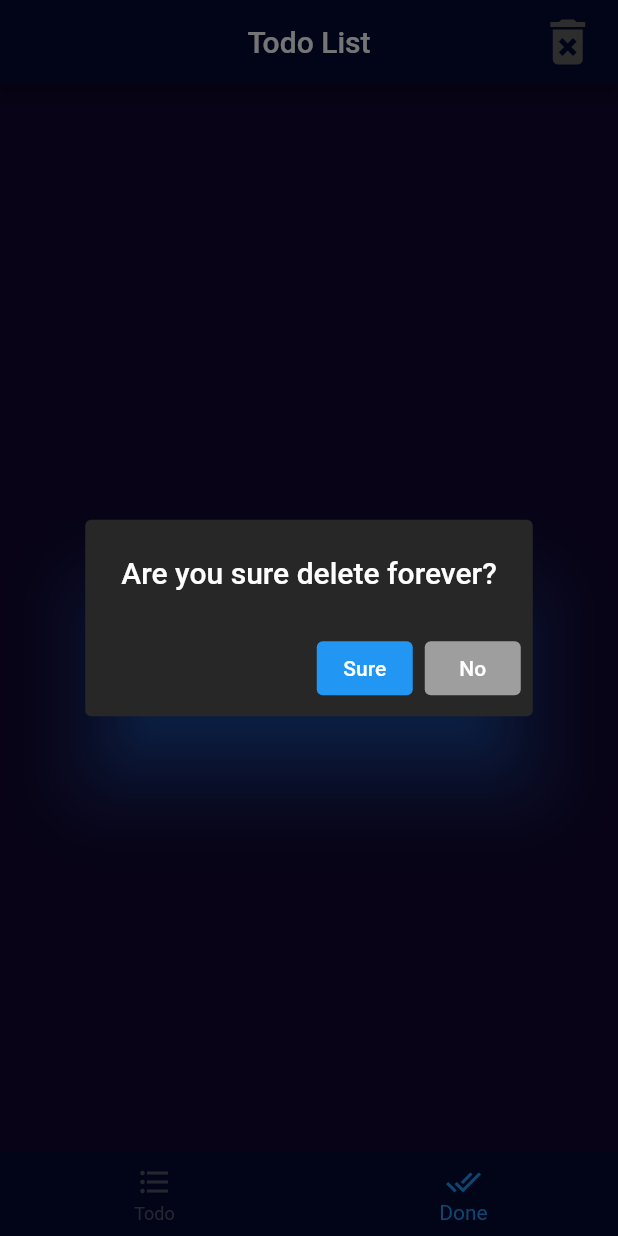
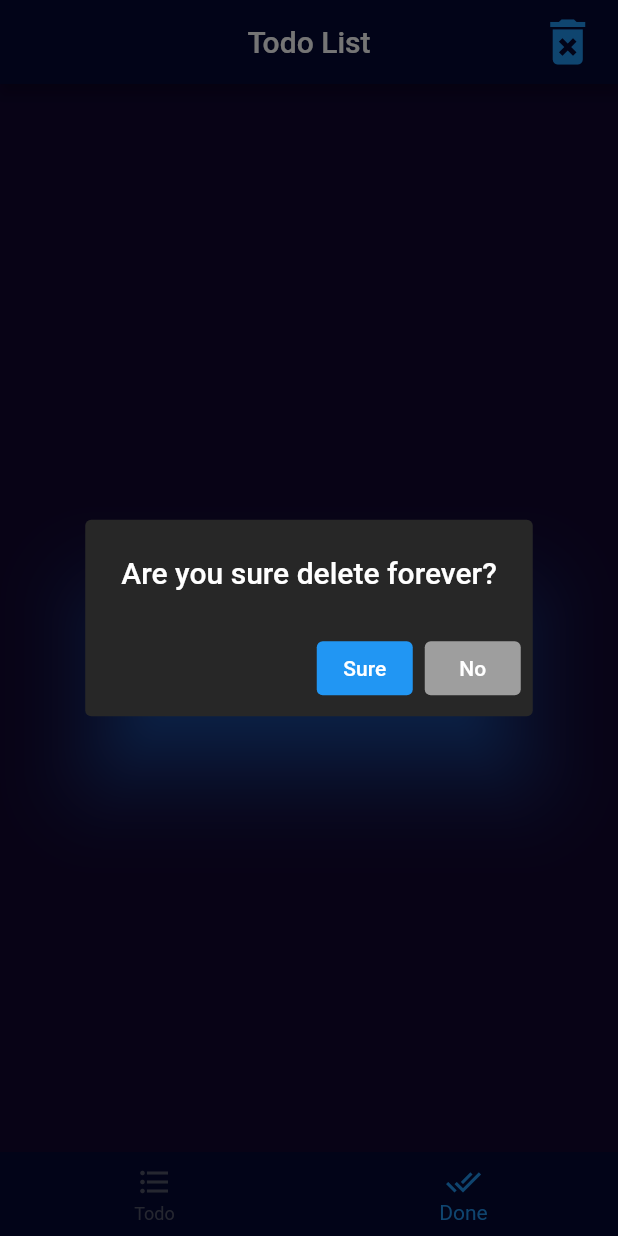
Before and after one commit to Mman7/todolist_flutter, a Flutter app: the screen it shows after launch, item 2 of the bottom bar chosen, after a tap on the "delete forever" icon, on a phone screen of 412 x 824 dp. Run offline on Flutter 3.47's test engine with Material 2 defaults, Android fonts, the phone set to English and light mode, and no system bars; our stand-ins replace hexcolor, shared_preferences; missing offline and left inert: gesture_x_detector.

Commit message:
update color

```diff
--- a/lib/abstract/widget/delete_all_button.dart
+++ b/lib/abstract/widget/delete_all_button.dart
@@ -5,8 +5,9 @@ Widget deleteAllButton({selectedIndex, context, doneTask, callback}) {
   return Padding(
     padding: const EdgeInsets.symmetric(horizontal: 13.5, vertical: 0),
     child: IconButton(
+      splashColor: Colors.white,
       icon: Icon(Icons.delete_forever,
-          size: 40, color: Theme.of(context).secondaryHeaderColor),
+          size: 40, color: Theme.of(context).primaryColor),
       onPressed: () => showDialog(
           context: context,
           builder: (BuildContext context) => AlertDialog(
```
